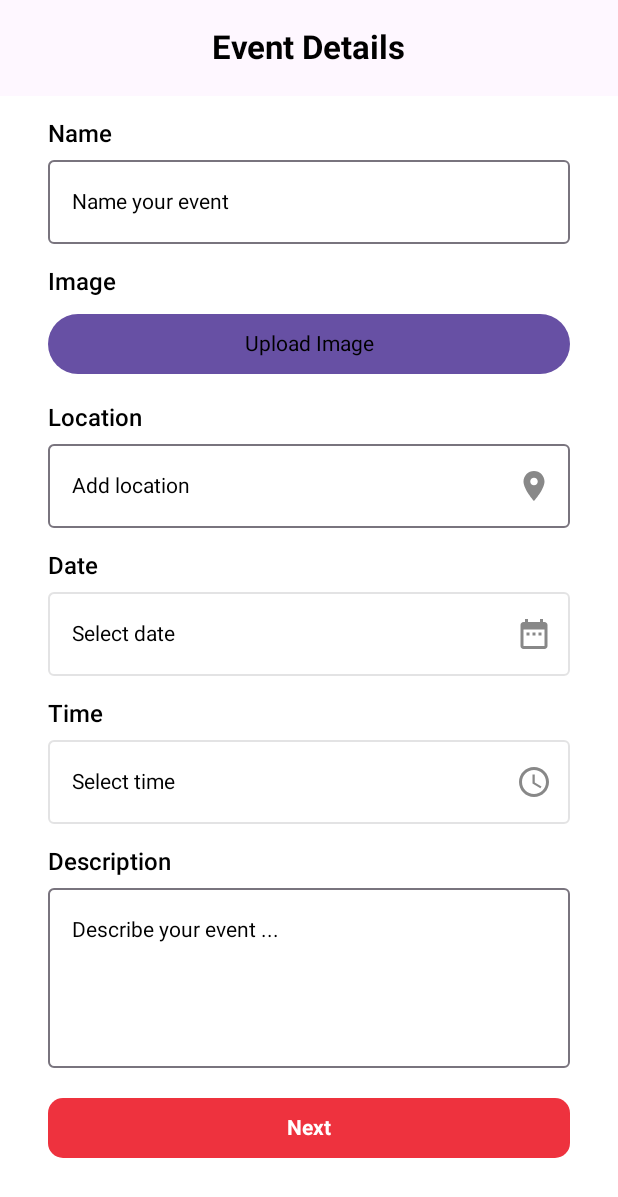
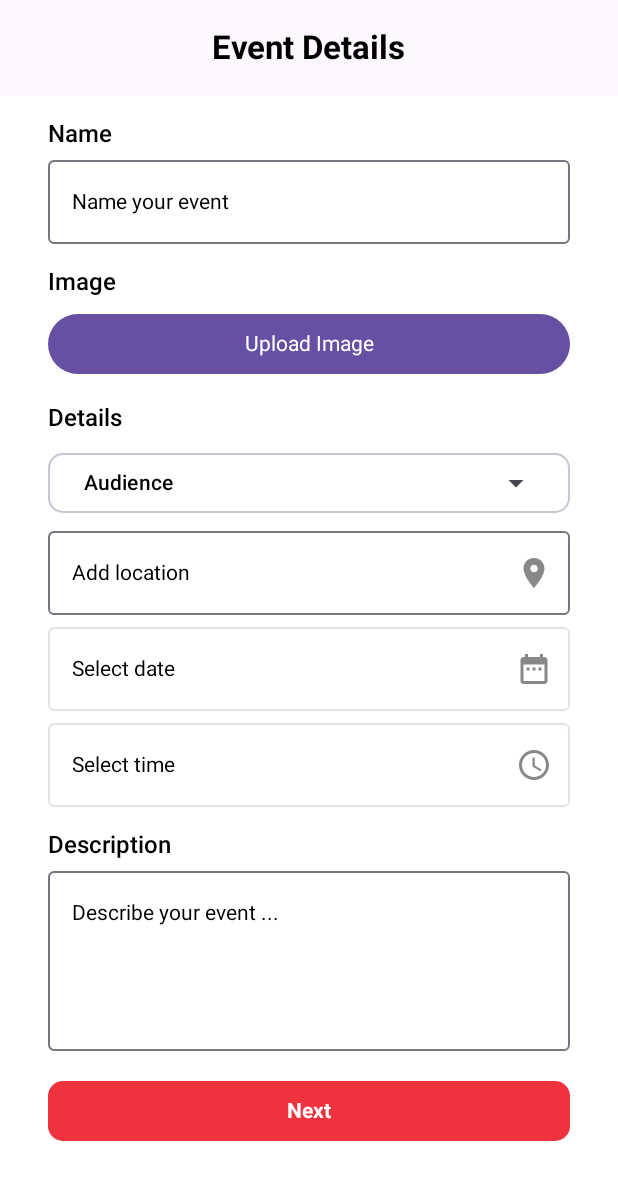
Before and after one commit to saipepu/Avents, an Android app built with Jetpack Compose: the EventCreationForm screen opened through its navigation route, on a phone screen of 412 x 824 dp. Shown: the top 1197 px of the screen. Run offline under Robolectric (Android 15) with nearby library versions, the phone set to English and light mode, and no system bars; our stand-ins replace constraintlayout-compose.

Commit message:
Fix: Event Screen

```diff
--- a/app/src/main/java/com/example/avents/view/event/EventCreationForm.kt
+++ b/app/src/main/java/com/example/avents/view/event/EventCreationForm.kt
@@ -8,13 +8,16 @@ import androidx.activity.compose.rememberLauncherForActivityResult
 import androidx.activity.result.contract.ActivityResultContracts
 import androidx.compose.foundation.Image
 import androidx.compose.foundation.background
+import androidx.compose.foundation.gestures.scrollable
 import androidx.compose.foundation.layout.Box
 import androidx.compose.foundation.layout.Spacer
 import androidx.compose.foundation.layout.fillMaxSize
 import androidx.compose.foundation.layout.fillMaxWidth
 import androidx.compose.foundation.layout.height
 import androidx.compose.foundation.layout.padding
+import androidx.compose.foundation.rememberScrollState
 import androidx.compose.foundation.shape.RoundedCornerShape
+import androidx.compose.foundation.verticalScroll
 import androidx.compose.material.Text
 import androidx.compose.material.icons.Icons
 import androidx.compose.material.icons.filled.AccessTime
@@ -75,6 +78,7 @@ fun EventCreationForm(navController: NavHostController) {
                 .fillMaxSize()
                 .background(Color.White)
                 .padding(paddingValues)
+                .verticalScroll(rememberScrollState())
         ) {
             FormView(modifier = Modifier.padding(horizontal = 16.dp))
         }
@@ -122,9 +126,6 @@ fun FormView(modifier: Modifier = Modifier) {
         contract = ActivityResultContracts.GetContent(),
         onResult = { uri: android.net.Uri? ->
             imageUri = uri?.toCoilUri()
-            uri?.let {
-                println("Selected image URI: $it")
-            }
         }
     )
 
@@ -172,31 +173,30 @@ fun FormView(modifier: Modifier = Modifier) {
             }
         )
 
+        if (imageUri == null) {
+            // Show the button if no image is selected
             Button(
                 onClick = { launcher.launch("image/*") },
-            modifier = Modifier
-                .fillMaxWidth()
+                modifier = Modifier.fillMaxWidth()
                     .constrainAs(eventImageButton) {
                     top.linkTo(eventImageLabel.bottom, margin = 8.dp)
                     start.linkTo(parent.start)
                     end.linkTo(parent.end)
                 }
             ) {
-            Text("Upload Image")
+                Text(text = "Upload Image", color = Color.White)
             }
-
-        // Display Image Preview (optional)
-        imageUri?.let {
+        } else {
+            // Show the image when selected
             Image(
-                painter = rememberAsyncImagePainter(it),
-                contentDescription = "Event Image",
+                painter = rememberAsyncImagePainter(imageUri),
+                contentDescription = "Selected Event Image",
                 modifier = Modifier
                     .fillMaxWidth()
                     .height(200.dp)
-                    .padding(top = 10.dp)
                     .clip(RoundedCornerShape(8.dp))
-                    .constrainAs(imagePreview) {
-                        top.linkTo(eventImageButton.bottom, margin = 16.dp)
+                    .constrainAs(eventImageButton) {
+                    top.linkTo(eventImageLabel.bottom, margin = 8.dp)
                     start.linkTo(parent.start)
                     end.linkTo(parent.end)
                 }
@@ -205,11 +205,22 @@ fun FormView(modifier: Modifier = Modifier) {
 
         // Event Location
         Text(
-            text = "Location",
+            text = "Details",
             fontSize = 16.sp,
             fontWeight = FontWeight.Medium,
             modifier = Modifier.constrainAs(eventLocationLabel) {
                 top.linkTo(eventImageButton.bottom, margin = 16.dp)
+                start.linkTo(parent.start)
+            }
+        )
+
+        var selectedRole by remember { mutableStateOf("Audience") }
+        UnitDropdown(
+            selectedRole = selectedRole,
+            onRoleSelected = { role -> selectedRole = role },
+            modifier = Modifier
+                .constrainAs(roleDropdown) {
+                    top.linkTo(eventLocationLabel.bottom, margin = 10.dp)
                     start.linkTo(parent.start)
                 }
         )
@@ -221,7 +232,7 @@ fun FormView(modifier: Modifier = Modifier) {
             modifier = Modifier
                 .fillMaxWidth()
                 .constrainAs(eventLocationField) {
-                    top.linkTo(eventLocationLabel.bottom, margin = 8.dp)
+                    top.linkTo(roleDropdown.bottom, margin = 8.dp)
                     start.linkTo(parent.start)
                     end.linkTo(parent.end)
                 },
@@ -237,17 +248,6 @@ fun FormView(modifier: Modifier = Modifier) {
             }
         )
 
-        // Event Date
-        Text(
-            text = "Date",
-            fontSize = 16.sp,
-            fontWeight = FontWeight.Medium,
-            modifier = Modifier.constrainAs(eventDateLabel) {
-                top.linkTo(eventLocationField.bottom, margin = 16.dp)
-                start.linkTo(parent.start)
-            }
-        )
-
         OutlinedTextField(
             value = eventDate,
             onValueChange = { eventDate = it },
@@ -255,7 +255,7 @@ fun FormView(modifier: Modifier = Modifier) {
             modifier = Modifier
                 .fillMaxWidth()
                 .constrainAs(eventDateField) {
-                    top.linkTo(eventDateLabel.bottom, margin = 8.dp)
+                    top.linkTo(eventLocationField.bottom, margin = 8.dp)
                     start.linkTo(parent.start)
                     end.linkTo(parent.end)
                 },
@@ -272,17 +272,6 @@ fun FormView(modifier: Modifier = Modifier) {
             enabled = false
         )
 
-        // Event Time
-        Text(
-            text = "Time",
-            fontSize = 16.sp,
-            fontWeight = FontWeight.Medium,
-            modifier = Modifier.constrainAs(eventTimeLabel) {
-                top.linkTo(eventDateField.bottom, margin = 16.dp)
-                start.linkTo(parent.start)
-            }
-        )
-
         OutlinedTextField(
             value = eventTime,
             onValueChange = { eventTime = it },
@@ -290,7 +279,7 @@ fun FormView(modifier: Modifier = Modifier) {
             modifier = Modifier
                 .fillMaxWidth()
                 .constrainAs(eventTimeField) {
-                    top.linkTo(eventTimeLabel.bottom, margin = 8.dp)
+                    top.linkTo(eventDateField.bottom, margin = 8.dp)
                     start.linkTo(parent.start)
                     end.linkTo(parent.end)
                 },
@@ -376,7 +365,7 @@ fun UnitDropdown(
         ) {
             androidx.compose.material3.Text(
                 text = selectedRole,
-                color = Primary,
+                color = Color.Black,
                 modifier = Modifier.weight(1f)
             )
             Icon(
```
Lines whose indentation alone changed are shown as unchanged.
